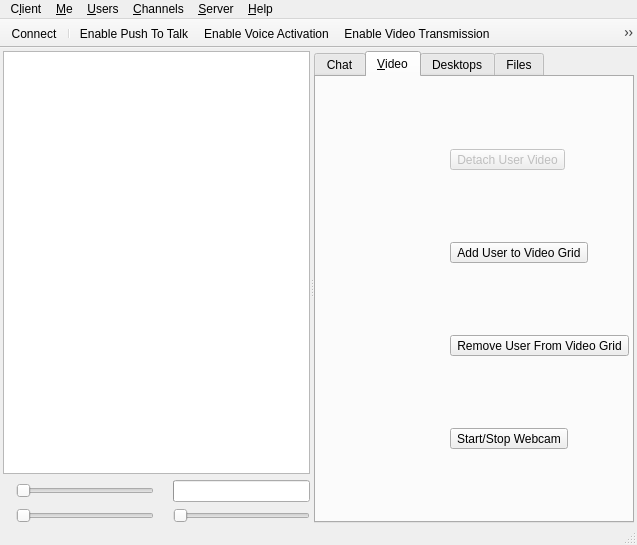
Above: qtTeamTalk/mainwindow.ui from BearWare/TeamTalk5 before the change. Below: the same form after it.
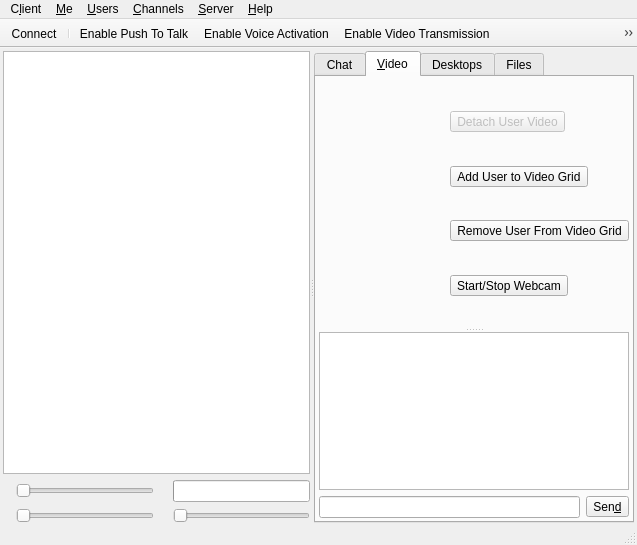
That is the form after the change. The open tabs and pages were chosen to show the change. Icons and pictures are not drawn. Custom widgets are drawn as their Qt base class.

Commit message: Log user2user and channel text messages to disk. Removed "Store Audio to Disk" and created "Record Conversations to Disk". Text-chat in Video-tab. Generate .tt-file dialog with client setup. Create anonymous account option.

```diff
--- a/qtTeamTalk/mainwindow.ui
+++ b/qtTeamTalk/mainwindow.ui
@@ -371,18 +371,44 @@
         <attribute name="title">
          <string>&amp;Video</string>
         </attribute>
+        <layout class="QVBoxLayout" name="verticalLayout_10">
+         <property name="spacing">
+          <number>3</number>
+         </property>
+         <property name="margin">
+          <number>3</number>
+         </property>
+         <item>
+          <widget class="QSplitter" name="videosplitter">
+           <property name="orientation">
+            <enum>Qt::Vertical</enum>
+           </property>
+           <property name="handleWidth">
+            <number>5</number>
+           </property>
+           <widget class="QWidget" name="layoutWidget_2">
         <layout class="QHBoxLayout" name="horizontalLayout_3" stretch="1,0">
          <property name="spacing">
           <number>3</number>
          </property>
-         <property name="margin">
-          <number>3</number>
-         </property>
          <item>
           <widget class="VideoGridWidget" name="videogridWidget" native="true"/>
          </item>
          <item>
           <layout class="QVBoxLayout" name="verticalLayout_5">
+               <item>
+                <spacer name="verticalSpacer_6">
+                 <property name="orientation">
+                  <enum>Qt::Vertical</enum>
+                 </property>
+                 <property name="sizeHint" stdset="0">
+                  <size>
+                   <width>20</width>
+                   <height>40</height>
+                  </size>
+                 </property>
+                </spacer>
+               </item>
            <item>
             <widget class="QToolButton" name="detachVideoButton">
              <property name="enabled">
@@ -406,6 +432,19 @@
              </property>
             </widget>
            </item>
+               <item>
+                <spacer name="verticalSpacer_8">
+                 <property name="orientation">
+                  <enum>Qt::Vertical</enum>
+                 </property>
+                 <property name="sizeHint" stdset="0">
+                  <size>
+                   <width>20</width>
+                   <height>40</height>
+                  </size>
+                 </property>
+                </spacer>
+               </item>
            <item>
             <widget class="QToolButton" name="addVideoButton">
              <property name="toolTip">
@@ -426,6 +465,19 @@
              </property>
             </widget>
            </item>
+               <item>
+                <spacer name="verticalSpacer_9">
+                 <property name="orientation">
+                  <enum>Qt::Vertical</enum>
+                 </property>
+                 <property name="sizeHint" stdset="0">
+                  <size>
+                   <width>20</width>
+                   <height>40</height>
+                  </size>
+                 </property>
+                </spacer>
+               </item>
            <item>
             <widget class="QToolButton" name="removeVideoButton">
              <property name="enabled">
@@ -449,6 +501,19 @@
              </property>
             </widget>
            </item>
+               <item>
+                <spacer name="verticalSpacer_10">
+                 <property name="orientation">
+                  <enum>Qt::Vertical</enum>
+                 </property>
+                 <property name="sizeHint" stdset="0">
+                  <size>
+                   <width>20</width>
+                   <height>40</height>
+                  </size>
+                 </property>
+                </spacer>
+               </item>
            <item>
             <widget class="QToolButton" name="initVideoButton">
              <property name="toolTip">
@@ -473,7 +538,60 @@
              </property>
             </widget>
            </item>
-          </layout>
+               <item>
+                <spacer name="verticalSpacer_7">
+                 <property name="orientation">
+                  <enum>Qt::Vertical</enum>
+                 </property>
+                 <property name="sizeHint" stdset="0">
+                  <size>
+                   <width>20</width>
+                   <height>40</height>
+                  </size>
+                 </property>
+                </spacer>
+               </item>
+              </layout>
+             </item>
+            </layout>
+           </widget>
+           <widget class="QStackedWidget" name="videostackedWidget">
+            <property name="maximumSize">
+             <size>
+              <width>16777215</width>
+              <height>16777215</height>
+             </size>
+            </property>
+            <property name="currentIndex">
+             <number>0</number>
+            </property>
+            <widget class="QWidget" name="page_3">
+             <layout class="QVBoxLayout" name="verticalLayout_9" stretch="1,0">
+              <property name="margin">
+               <number>0</number>
+              </property>
+              <item>
+               <widget class="ChatTextEdit" name="videochatEdit"/>
+              </item>
+              <item>
+               <layout class="QHBoxLayout" name="horizontalLayout_6">
+                <item>
+                 <widget class="ChatLineEdit" name="videomsgEdit"/>
+                </item>
+                <item>
+                 <widget class="QToolButton" name="videosendButton">
+                  <property name="text">
+                   <string>Sen&amp;d</string>
+                  </property>
+                 </widget>
+                </item>
+               </layout>
+              </item>
+             </layout>
+            </widget>
+            <widget class="QWidget" name="page_4"/>
+           </widget>
+          </widget>
          </item>
         </layout>
        </widget>
```
Left out of the diff: 25 changed lines with no effect on the pictures. Lines whose indentation alone changed are shown as unchanged. The commit also changes 21 other files.
